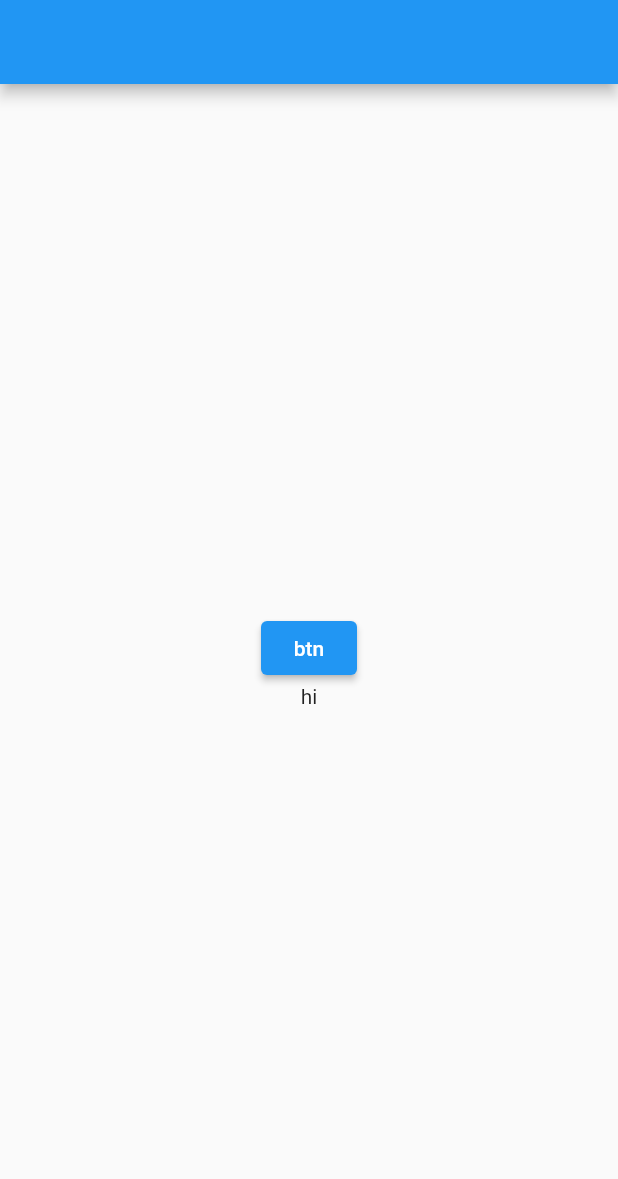
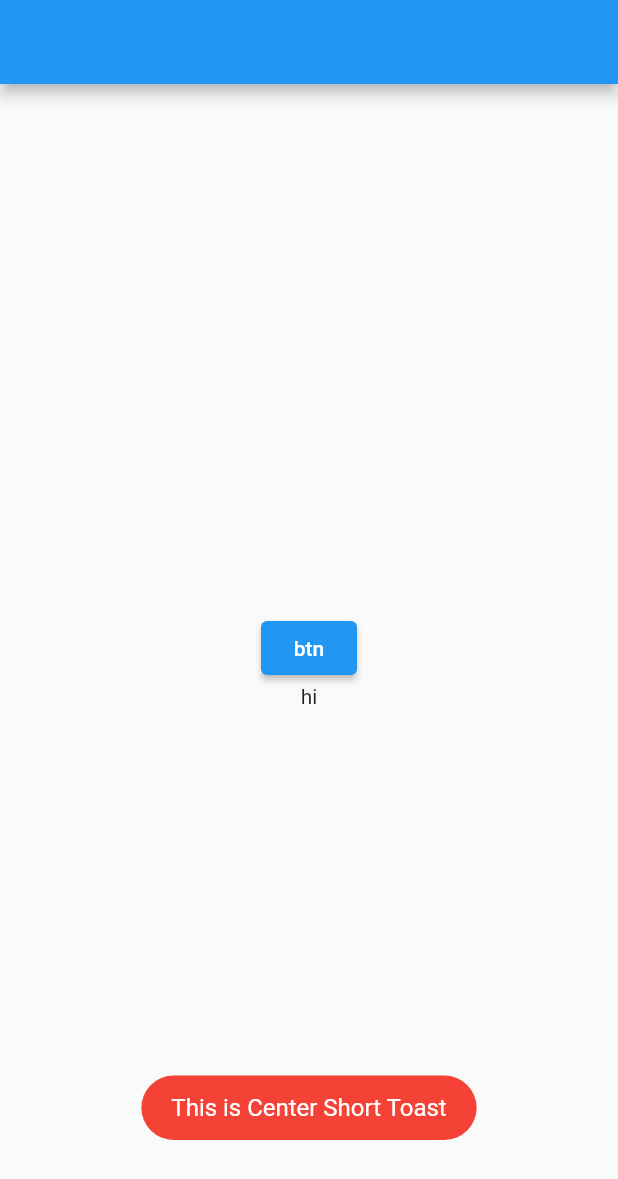
Before and after one commit to jjs815557/study_package, a Flutter app: the screen it shows after launch, after a tap on "btn", on a phone screen of 412 x 824 dp. Shown: the top 1179 px of the screen. Run offline on Flutter 3.47's test engine with Material 2 defaults, Android fonts, the phone set to English and light mode, and no system bars; our stand-ins replace fluttertoast.

Commit message:
toast 설치

```diff
--- a/lib/page/home_page.dart
+++ b/lib/page/home_page.dart
@@ -1,4 +1,5 @@
 import 'package:flutter/material.dart';
+import 'package:fluttertoast/fluttertoast.dart';
 
 class HomePageState extends StatefulWidget {
   const HomePageState({Key? key}) : super(key: key);
@@ -16,7 +17,18 @@ class _HomePageStateState extends State<HomePageState> {
           mainAxisAlignment: MainAxisAlignment.center,
           crossAxisAlignment: CrossAxisAlignment.center,
           children: [
-            ElevatedButton(onPressed: () {}, child: const Text("btn")),
+            ElevatedButton(
+                onPressed: () {
+                  Fluttertoast.showToast(
+                      msg: "This is Center Short Toast",
+                      toastLength: Toast.LENGTH_SHORT,
+                      gravity: ToastGravity.BOTTOM,
+                      timeInSecForIosWeb: 1,
+                      backgroundColor: Colors.red,
+                      textColor: Colors.white,
+                      fontSize: 16.0);
+                },
+                child: const Text("btn")),
             const Center(child: Text("hi"))
           ]),
     );
--- a/pubspec.yaml
+++ b/pubspec.yaml
@@ -29,6 +29,9 @@ environment:
 dependencies:
   flutter:
     sdk: flutter
+
+  #toast
+  fluttertoast: ^8.0.9
 
 
   # The following adds the Cupertino Icons font to your application.
```
Also changed, not shown: pubspec.lock.
